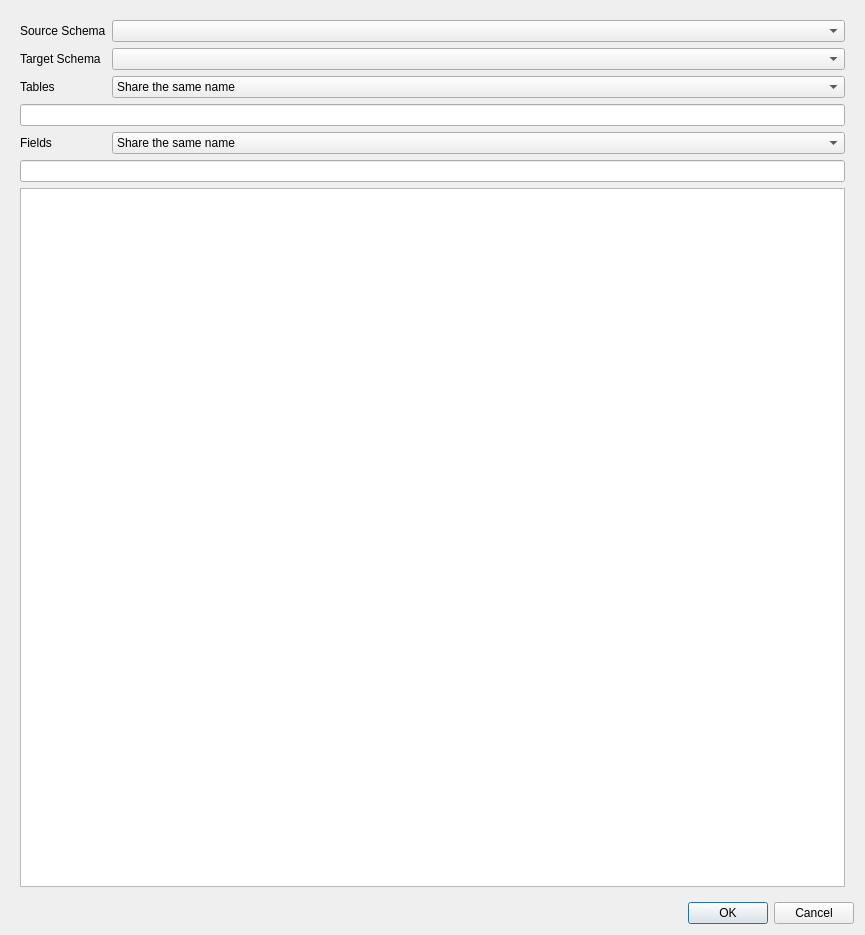
The window that wizzard_dialog.ui (sklencar/rrm-plugin) describes before a commit, drawn with Qt 5.
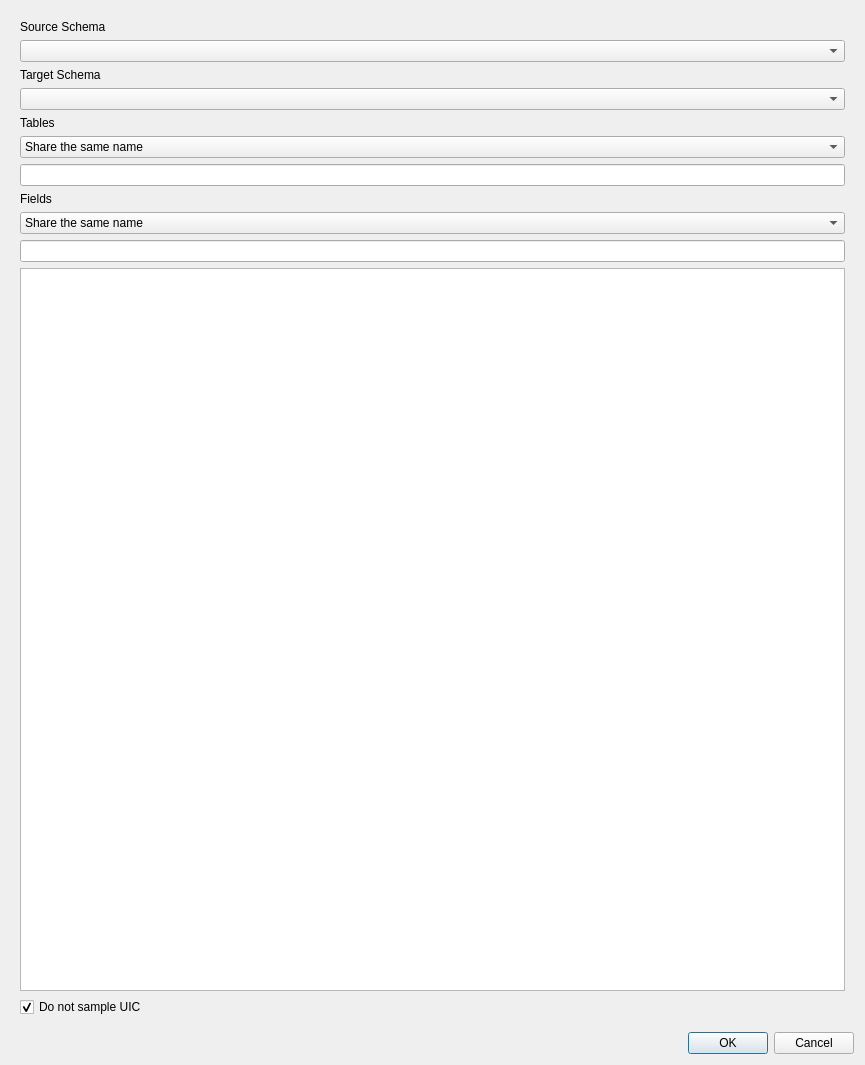
The same window after the commit.

```diff
--- a/wizzard_dialog.ui
+++ b/wizzard_dialog.ui
@@ -7,7 +7,7 @@
     <x>0</x>
     <y>0</y>
     <width>865</width>
-    <height>935</height>
+    <height>1065</height>
    </rect>
   </property>
   <property name="windowTitle">
@@ -16,38 +16,35 @@
   <layout class="QVBoxLayout" name="verticalLayout">
    <item>
     <widget class="QWidget" name="widget" native="true">
-     <layout class="QFormLayout" name="formLayout">
-      <property name="fieldGrowthPolicy">
-       <enum>QFormLayout::AllNonFixedFieldsGrow</enum>
-      </property>
-      <item row="0" column="0">
+     <layout class="QVBoxLayout" name="verticalLayout_2">
+      <item>
        <widget class="QLabel" name="label">
         <property name="text">
          <string>Source Schema</string>
         </property>
        </widget>
       </item>
-      <item row="0" column="1">
+      <item>
        <widget class="QComboBox" name="cboSourceSchema"/>
       </item>
-      <item row="1" column="0">
+      <item>
        <widget class="QLabel" name="label_2">
         <property name="text">
          <string>Target Schema</string>
         </property>
        </widget>
       </item>
-      <item row="1" column="1">
+      <item>
        <widget class="QComboBox" name="cboTargetSchema"/>
       </item>
-      <item row="2" column="0">
+      <item>
        <widget class="QLabel" name="label_3">
         <property name="text">
          <string>Tables</string>
         </property>
        </widget>
       </item>
-      <item row="2" column="1">
+      <item>
        <widget class="QComboBox" name="cboTablesOpt">
         <item>
          <property name="text">
@@ -76,17 +73,17 @@
         </item>
        </widget>
       </item>
-      <item row="4" column="0" colspan="2">
+      <item>
        <widget class="QLineEdit" name="tableFld"/>
       </item>
-      <item row="5" column="0">
+      <item>
        <widget class="QLabel" name="label_4">
         <property name="text">
          <string>Fields</string>
         </property>
        </widget>
       </item>
-      <item row="5" column="1">
+      <item>
        <widget class="QComboBox" name="cboFieldsOpt">
         <item>
          <property name="text">
@@ -115,16 +112,38 @@
         </item>
        </widget>
       </item>
-      <item row="6" column="0" colspan="2">
+      <item>
        <widget class="QLineEdit" name="attrFld"/>
       </item>
-      <item row="7" column="0" colspan="2">
+      <item>
        <widget class="QTreeView" name="tableView">
+        <property name="sizePolicy">
+         <sizepolicy hsizetype="Preferred" vsizetype="Expanding">
+          <horstretch>0</horstretch>
+          <verstretch>0</verstretch>
+         </sizepolicy>
+        </property>
         <property name="minimumSize">
          <size>
           <width>0</width>
-          <height>500</height>
+          <height>0</height>
          </size>
+        </property>
+        <property name="cursor" stdset="0">
+         <cursorShape>ArrowCursor</cursorShape>
+        </property>
+        <attribute name="headerStretchLastSection">
+         <bool>true</bool>
+        </attribute>
+       </widget>
+      </item>
+      <item>
+       <widget class="QCheckBox" name="doSampleCheck">
+        <property name="text">
+         <string>Do not sample UIC</string>
+        </property>
+        <property name="checked">
+         <bool>true</bool>
         </property>
        </widget>
       </item>
```
Left out of the diff: 12 changed lines with no effect on the pictures.
